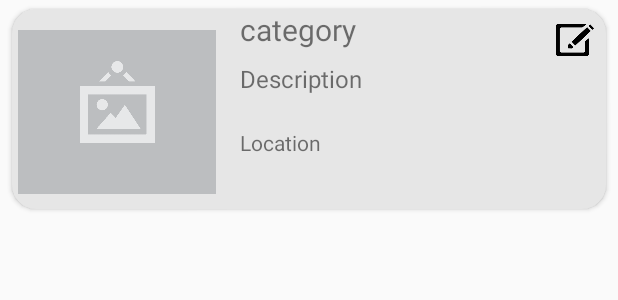
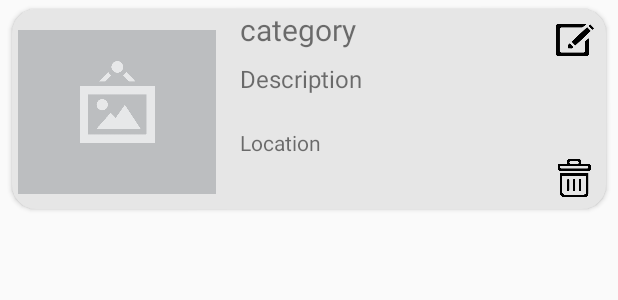
Before and after one commit to DavidMami/ZachenAway, an Android app built with Jetpack Compose: the layout user_page_row.xml on its own in the app's theme, with its tools: preview values and no code run, on a phone screen of 412 x 824 dp. Shown: the top 300 px of the screen. Run offline under Robolectric (Android 15) with nearby library versions, the phone set to English and light mode, and no system bars.

Commit message:
add to user page row a delete button support for deleting a post

```diff
--- a/app/src/main/res/layout/user_page_row.xml
+++ b/app/src/main/res/layout/user_page_row.xml
@@ -88,6 +88,18 @@
                 card_view:layout_constraintTop_toTopOf="parent"
                 card_view:srcCompat="@drawable/edit_post_icon" />
 
+            <ImageButton
+                android:id="@+id/post_delete_button"
+                android:layout_width="25dp"
+                android:layout_height="25dp"
+                android:layout_marginTop="100dp"
+                android:layout_marginEnd="8dp"
+                android:background="#00FFFFFF"
+                android:scaleType="fitCenter"
+                card_view:layout_constraintEnd_toEndOf="parent"
+                card_view:layout_constraintTop_toTopOf="parent"
+                card_view:srcCompat="@drawable/delete_post_icon" />
+
         </androidx.constraintlayout.widget.ConstraintLayout>
 
     </androidx.cardview.widget.CardView>
```
Also changed, not shown: app/src/main/res/drawable/delete_post_icon.png (added).
